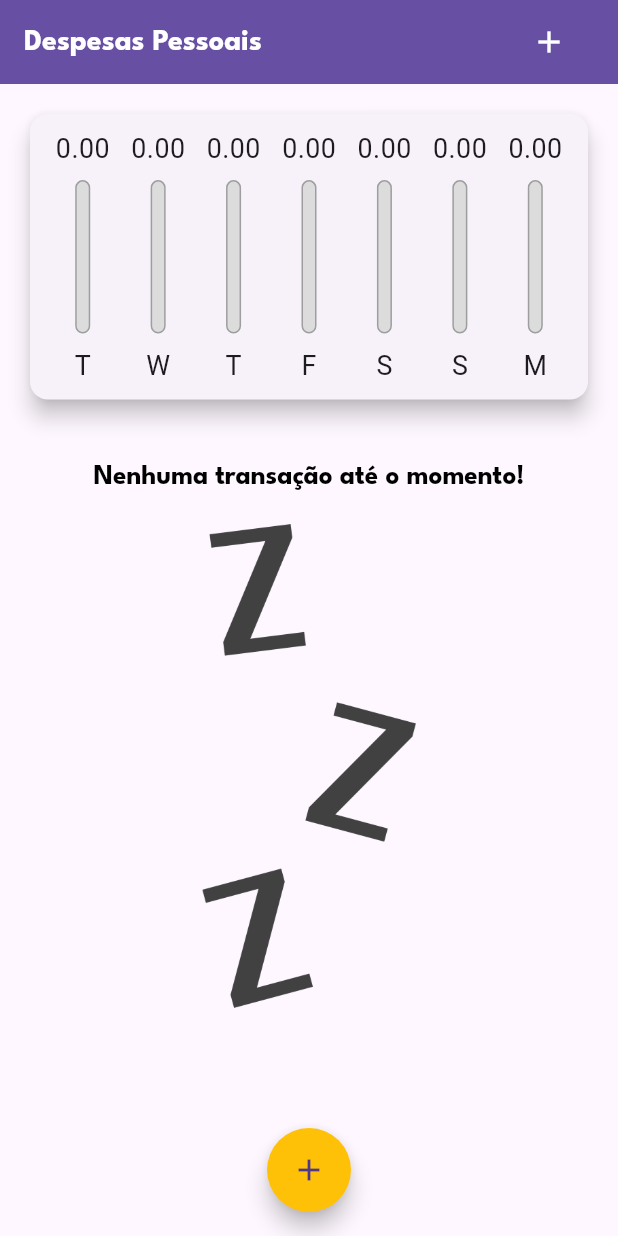
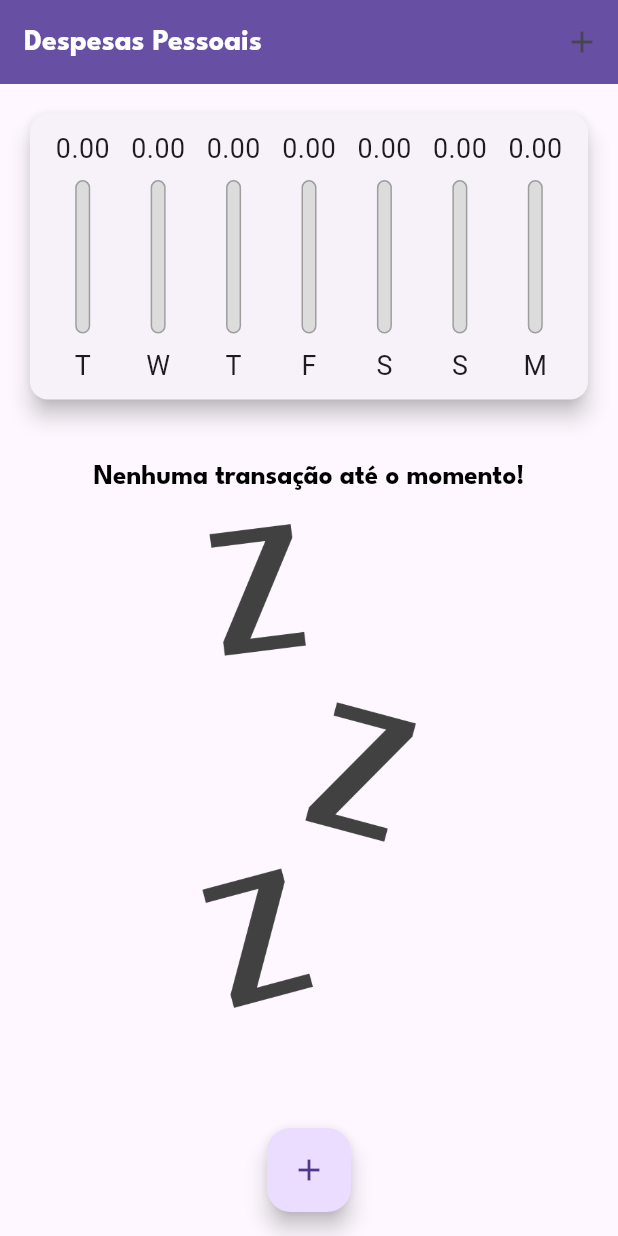
Before and after one commit to kaienamartins/flutter-expenses, a Flutter app: the screen it shows after launch, on a phone screen of 412 x 824 dp. Run offline on Flutter 3.47's test engine with Material 3 defaults, Android fonts, the phone set to English and light mode, and no system bars.

Commit message:
Refactor main.dart for improved structure and platform-specific UI; enhance app responsiveness and clean up unused code

```diff
--- a/lib/main.dart
+++ b/lib/main.dart
@@ -1,27 +1,22 @@
-// ignore_for_file: library_private_types_in_public_api
-
+import 'dart:io';
 import 'dart:math';
 
-import 'package:expenses/components/chart.dart';
+import 'package:expenses/components/transaction_form.dart';
 import 'package:expenses/components/transactions_list.dart';
+import 'package:flutter/cupertino.dart';
 import 'package:flutter/material.dart';
 
-import './components/transaction_form.dart';
+import 'components/chart.dart';
 import 'models/transaction.dart';
 
-main() => runApp(const ExpensesApp());
+main() => runApp(ExpensesApp());
 
 class ExpensesApp extends StatelessWidget {
-  const ExpensesApp({super.key});
+  ExpensesApp({Key? key}) : super(key: key);
+  final ThemeData tema = ThemeData();
 
   @override
   Widget build(BuildContext context) {
-    final ThemeData tema = ThemeData();
-
-    // SystemChrome.setPreferredOrientations([
-    //   DeviceOrientation.portraitUp,
-    // ]);
-
     return MaterialApp(
       home: const MyHomePage(),
       theme: tema.copyWith(
@@ -56,10 +51,10 @@ class ExpensesApp extends StatelessWidget {
 }
 
 class MyHomePage extends StatefulWidget {
-  const MyHomePage({super.key});
+  const MyHomePage({Key? key}) : super(key: key);
 
   @override
-  _MyHomePageState createState() => _MyHomePageState();
+  State<MyHomePage> createState() => _MyHomePageState();
 }
 
 class _MyHomePageState extends State<MyHomePage> {
@@ -68,7 +63,9 @@ class _MyHomePageState extends State<MyHomePage> {
 
   List<Transaction> get _recentTransactions {
     return _transactions.where((tr) {
-      return tr.date.isAfter(DateTime.now().subtract(const Duration(days: 7)));
+      return tr.date.isAfter(DateTime.now().subtract(
+        const Duration(days: 7),
+      ));
     }).toList();
   }
 
@@ -102,91 +99,104 @@ class _MyHomePageState extends State<MyHomePage> {
     );
   }
 
+  Widget _getIconButton(IconData icon, Function() fn) {
+    return Platform.isIOS
+        ? GestureDetector(onTap: fn, child: Icon(icon))
+        : IconButton(icon: Icon(icon), onPressed: fn);
+  }
+
   @override
   Widget build(BuildContext context) {
     final mediaQuery = MediaQuery.of(context);
+    bool isLandscape = mediaQuery.orientation == Orientation.landscape;
 
-    bool isLandcaspe = mediaQuery.orientation == Orientation.landscape;
+    final iconList = Platform.isIOS ? CupertinoIcons.refresh : Icons.list;
+    final chartList =
+        Platform.isIOS ? CupertinoIcons.refresh : Icons.show_chart;
 
-    final appBar = AppBar(
-      title: Text(
-        'Despesas Pessoais',
-        style: TextStyle(
-          fontSize: 20 * MediaQuery.textScalerOf(context).scale(1),
+    final actions = [
+      if (isLandscape)
+        _getIconButton(
+          _showChart ? iconList : chartList,
+          () {
+            setState(() {
+              _showChart = !_showChart;
+            });
+          },
         ),
+      _getIconButton(
+        Platform.isIOS ? CupertinoIcons.add : Icons.add,
+        () => _openTransactionFormModal(context),
       ),
-      actions: <Widget>[
-        Padding(
-          padding: const EdgeInsets.only(right: 24),
-          child: Row(
-            children: [
-              if (isLandcaspe)
-                IconButton(
-                  icon: Icon(_showChart ? Icons.list : Icons.show_chart),
-                  onPressed: () {
-                    setState(() {
-                      _showChart = !_showChart;
-                    });
-                  },
-                  visualDensity: VisualDensity.comfortable,
-                  color: Colors.white,
-                ),
-              IconButton(
-                icon: const Icon(Icons.add),
-                onPressed: () => _openTransactionFormModal(context),
-                visualDensity: VisualDensity.comfortable,
-                color: Colors.white,
-              ),
-            ],
-          ),
-        ),
-      ],
+    ];
+
+    final PreferredSizeWidget appBar = AppBar(
+      title: const Text('Despesas Pessoais'),
+      actions: actions,
     );
 
-    final double availableHeight = mediaQuery.size.height -
+    final availableHeight = mediaQuery.size.height -
         appBar.preferredSize.height -
         mediaQuery.padding.top;
 
-    return Scaffold(
-      appBar: appBar,
-      body: SingleChildScrollView(
+    final bodyPage = SafeArea(
+      child: SingleChildScrollView(
         child: Column(
           crossAxisAlignment: CrossAxisAlignment.stretch,
-          children: <Widget>[
-            // if (isLandcaspe)
+          children: [
+            // if (isLandscape)
             //   Row(
             //     mainAxisAlignment: MainAxisAlignment.center,
             //     children: [
-            //       const Text('Exibir gráfico'),
-            //       Switch(
-            //           value: _showChart,
-            //           onChanged: (value) {
-            //             setState(() {
-            //               _showChart = value;
-            //             });
-            //           }),
+            //       const Text('Exibir Gráfico'),
+            //       Switch.adaptive(
+            //         activeColor: Theme.of(context).colorScheme.secondary,
+            //         value: _showChart,
+            //         onChanged: (value) {
+            //           setState(() {
+            //             _showChart = value;
+            //           });
+            //         },
+            //       ),
             //     ],
             //   ),
-            if (_showChart || !isLandcaspe)
+            if (_showChart || !isLandscape)
               SizedBox(
-                  height: availableHeight * (isLandcaspe ? 0.7 : 0.30),
-                  child: Chart(_recentTransactions)),
-            if (!_showChart || !isLandcaspe)
+                height: availableHeight * (isLandscape ? 0.8 : 0.3),
+                child: Chart(_recentTransactions),
+              ),
+            if (!_showChart || !isLandscape)
               SizedBox(
-                  height: availableHeight * 0.70,
-                  child: TransactionList(_transactions, _removeTransaction)),
+                height: availableHeight * (isLandscape ? 1 : 0.7),
+                child: TransactionList(_transactions, _removeTransaction),
+              ),
           ],
         ),
       ),
-      floatingActionButton: FloatingActionButton(
-        onPressed: () => _openTransactionFormModal(context),
-        backgroundColor: Theme.of(context).colorScheme.secondary,
-        shape: RoundedRectangleBorder(
-          borderRadius: BorderRadius.circular(50),
-        ),
-        child: const Icon(Icons.add),
-      ),
-      floatingActionButtonLocation: FloatingActionButtonLocation.centerFloat,
     );
+
+    return Platform.isIOS
+        ? CupertinoPageScaffold(
+            navigationBar: CupertinoNavigationBar(
+              middle: const Text('Despesas Pessoais'),
+              trailing: Row(
+                mainAxisSize: MainAxisSize.min,
+                children: actions,
+              ),
+            ),
+            child: bodyPage,
+          )
+        : Scaffold(
+            appBar: appBar,
+            body: bodyPage,
+            floatingActionButton: Platform.isIOS
+                ? Container()
+                : FloatingActionButton(
+                    child: const Icon(Icons.add),
+                    onPressed: () => _openTransactionFormModal(context),
+                  ),
+            floatingActionButtonLocation:
+                FloatingActionButtonLocation.centerFloat,
+          );
   }
 }
```
